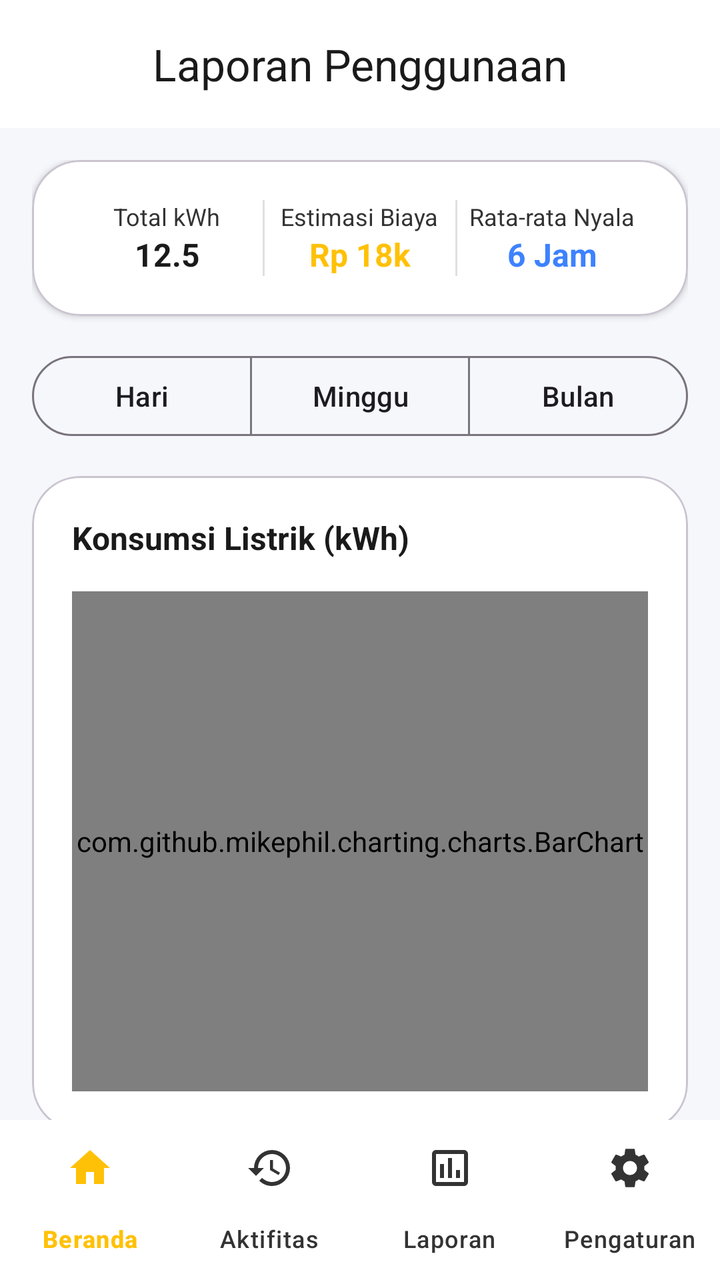
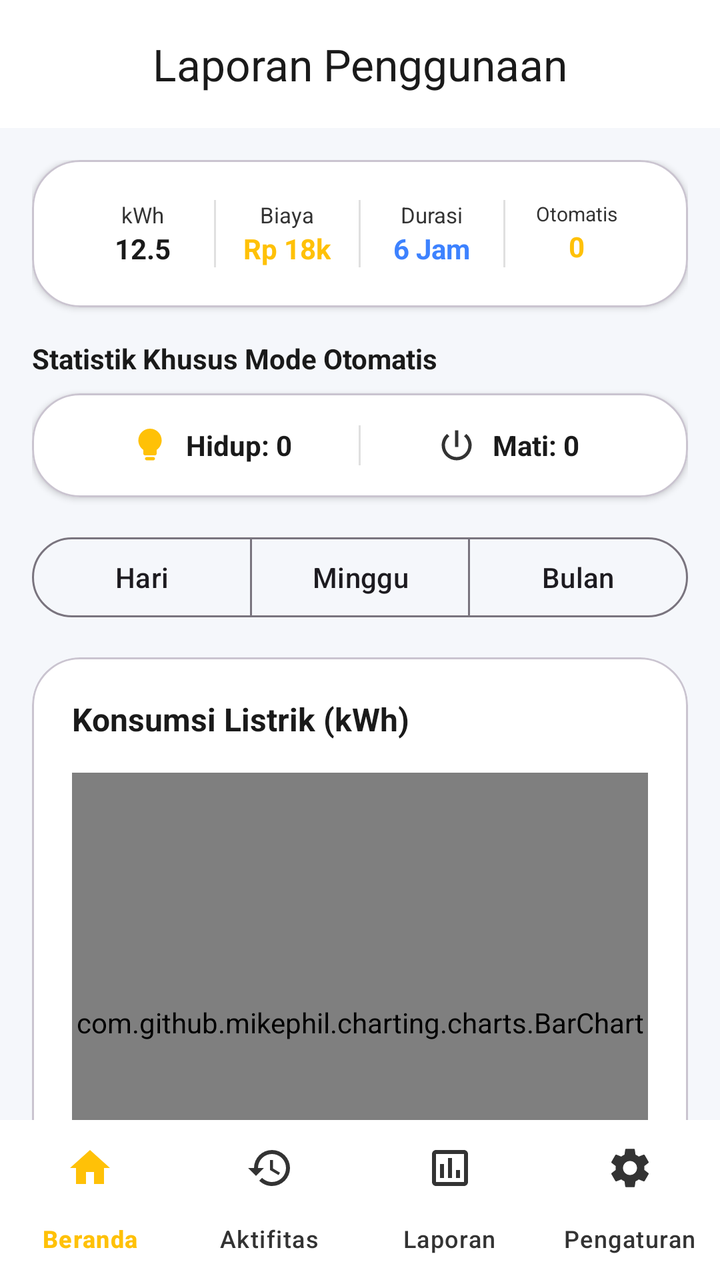

Screens rendered from an Android XML layout before and after an edit, with the pre-edit source and the edit as a unified diff.
<!-- AndroidManifest.xml: application theme Theme.ItProyek2 -->
<!-- res/layout/activity_report.xml -->
<?xml version="1.0" encoding="utf-8"?>
<androidx.constraintlayout.widget.ConstraintLayout xmlns:android="http://schemas.android.com/apk/res/android"
    xmlns:app="http://schemas.android.com/apk/res-auto"
    xmlns:tools="http://schemas.android.com/tools"
    android:layout_width="match_parent"
    android:layout_height="match_parent"
    android:background="@color/main_bg"
    tools:context=".ReportActivity">

    <com.google.android.material.appbar.AppBarLayout
        android:id="@+id/appBar"
        android:layout_width="match_parent"
        android:layout_height="wrap_content"
        android:background="@color/card_bg_custom"
        app:layout_constraintTop_toTopOf="parent">

        <com.google.android.material.appbar.MaterialToolbar
            android:layout_width="match_parent"
            android:layout_height="?attr/actionBarSize"
            app:title="Laporan Penggunaan"
            app:titleCentered="true"
            app:titleTextColor="@color/text_head" />
    </com.google.android.material.appbar.AppBarLayout>

    <androidx.core.widget.NestedScrollView
        android:layout_width="match_parent"
        android:layout_height="0dp"
        app:layout_constraintBottom_toTopOf="@id/bottomNav"
        app:layout_constraintTop_toBottomOf="@id/appBar">

        <LinearLayout
            android:layout_width="match_parent"
            android:layout_height="wrap_content"
            android:orientation="vertical"
            android:padding="16dp">

            
            <com.google.android.material.card.MaterialCardView
                android:layout_width="match_parent"
                android:layout_height="wrap_content"
                android:layout_marginBottom="16dp"
                app:cardBackgroundColor="@color/card_bg_custom"
                app:cardCornerRadius="24dp"
                app:cardElevation="2dp">

                <LinearLayout
                    android:layout_width="match_parent"
                    android:layout_height="wrap_content"
                    android:orientation="horizontal"
                    android:padding="20dp"
                    android:weightSum="3">

                    <LinearLayout
                        android:layout_width="0dp"
                        android:layout_height="wrap_content"
                        android:layout_weight="1"
                        android:gravity="center"
                        android:orientation="vertical">
                        <TextView
                            android:layout_width="wrap_content"
                            android:layout_height="wrap_content"
                            android:text="Total kWh"
                            android:textColor="@color/text_sub"
                            android:textSize="12sp" />
                        <TextView
                            android:id="@+id/tvTotalKwhReport"
                            android:layout_width="wrap_content"
                            android:layout_height="wrap_content"
                            android:text="12.5"
                            android:textColor="@color/text_head"
                            android:textSize="16sp"
                            android:textStyle="bold" />
                    </LinearLayout>

                    <View android:layout_width="1dp" android:layout_height="match_parent" android:background="@color/divider_color" />

                    <LinearLayout
                        android:layout_width="0dp"
                        android:layout_height="wrap_content"
                        android:layout_weight="1"
                        android:gravity="center"
                        android:orientation="vertical">
                        <TextView
                            android:layout_width="wrap_content"
                            android:layout_height="wrap_content"
                            android:text="Estimasi Biaya"
                            android:textColor="@color/text_sub"
                            android:textSize="12sp" />
                        <TextView
                            android:id="@+id/tvTotalCostReport"
                            android:layout_width="wrap_content"
                            android:layout_height="wrap_content"
                            android:text="Rp 18k"
                            android:textColor="@color/accent_yellow"
                            android:textSize="16sp"
                            android:textStyle="bold" />
                    </LinearLayout>

                    <View android:layout_width="1dp" android:layout_height="match_parent" android:background="@color/divider_color" />

                    <LinearLayout
                        android:layout_width="0dp"
                        android:layout_height="wrap_content"
                        android:layout_weight="1"
                        android:gravity="center"
                        android:orientation="vertical">
                        <TextView
                            android:layout_width="wrap_content"
                            android:layout_height="wrap_content"
                            android:text="Rata-rata Nyala"
                            android:textColor="@color/text_sub"
                            android:textSize="12sp" />
                        <TextView
                            android:id="@+id/tvAvgDurationReport"
                            android:layout_width="wrap_content"
                            android:layout_height="wrap_content"
                            android:text="6 Jam"
                            android:textColor="@color/primary_blue"
                            android:textSize="16sp"
                            android:textStyle="bold" />
                    </LinearLayout>
                </LinearLayout>
            </com.google.android.material.card.MaterialCardView>

            
            <com.google.android.material.button.MaterialButtonToggleGroup
                android:id="@+id/toggleGroupFilter"
                android:layout_width="match_parent"
                android:layout_height="wrap_content"
                android:layout_marginBottom="16dp"
                app:selectionRequired="true"
                app:singleSelection="true">
                <Button
                    android:id="@+id/btnDay"
                    style="@style/Widget.Material3.Button.OutlinedButton"
                    android:layout_width="0dp"
                    android:layout_height="wrap_content"
                    android:layout_weight="1"
                    android:text="Hari" />
                <Button
                    android:id="@+id/btnWeek"
                    style="@style/Widget.Material3.Button.OutlinedButton"
                    android:layout_width="0dp"
                    android:layout_height="wrap_content"
                    android:layout_weight="1"
                    android:text="Minggu" />
                <Button
                    android:id="@+id/btnMonth"
                    style="@style/Widget.Material3.Button.OutlinedButton"
                    android:layout_width="0dp"
                    android:layout_height="wrap_content"
                    android:layout_weight="1"
                    android:text="Bulan" />
            </com.google.android.material.button.MaterialButtonToggleGroup>

            
            <com.google.android.material.card.MaterialCardView
                android:layout_width="match_parent"
                android:layout_height="wrap_content"
                android:layout_marginBottom="16dp"
                app:cardBackgroundColor="@color/card_bg_custom"
                app:cardCornerRadius="24dp">

                <LinearLayout
                    android:layout_width="match_parent"
                    android:layout_height="wrap_content"
                    android:orientation="vertical"
                    android:padding="20dp">

                    <TextView
                        android:id="@+id/tvChartTitle"
                        android:layout_width="wrap_content"
                        android:layout_height="wrap_content"
                        android:text="Konsumsi Listrik (kWh)"
                        android:textColor="@color/text_head"
                        android:textSize="16sp"
                        android:textStyle="bold"
                        android:layout_marginBottom="16dp"/>

                    <com.github.mikephil.charting.charts.BarChart
                        android:id="@+id/barChart"
                        android:layout_width="match_parent"
                        android:layout_height="250dp" />
                </LinearLayout>
            </com.google.android.material.card.MaterialCardView>

            
            <com.google.android.material.card.MaterialCardView
                android:layout_width="match_parent"
                android:layout_height="wrap_content"
                app:cardBackgroundColor="@color/primary_blue"
                app:cardCornerRadius="24dp">
                <LinearLayout
                    android:layout_width="match_parent"
                    android:layout_height="wrap_content"
                    android:padding="20dp"
                    android:orientation="vertical">
                    <TextView
                        android:layout_width="wrap_content"
                        android:layout_height="wrap_content"
                        android:text="Ringkasan Laporan"
                        android:textColor="@color/white"
                        android:textStyle="bold"/>
                    <TextView
                        android:id="@+id/tvSummaryText"
                        android:layout_width="wrap_content"
                        android:layout_height="wrap_content"
                        android:layout_marginTop="8dp"
                        android:text="Penggunaan listrik kamu minggu ini turun 12% dibanding minggu lalu. Bagus!"
                        android:textColor="#E0E0E0"/>
                </LinearLayout>
            </com.google.android.material.card.MaterialCardView>

        </LinearLayout>
    </androidx.core.widget.NestedScrollView>

    <com.google.android.material.bottomnavigation.BottomNavigationView
        android:id="@+id/bottomNav"
        android:layout_width="match_parent"
        android:layout_height="80dp"
        android:background="@color/nav_bg"
        app:itemIconTint="@drawable/bottom_nav_color"
        app:itemTextColor="@drawable/bottom_nav_color"
        app:labelVisibilityMode="labeled"
        app:layout_constraintBottom_toBottomOf="parent"
        app:menu="@menu/bottom_menu" />

</androidx.constraintlayout.widget.ConstraintLayout>
<!-- resources referenced by this layout -->
<resources>
  <color name="accent_yellow">#FFC107</color>
  <color name="card_bg_custom">#FFFFFF</color>
  <color name="divider_color">#E0E0E0</color>
  <color name="main_bg">#F5F7FB</color>
  <color name="nav_bg">#FFFFFF</color>
  <color name="primary_blue">#3D82FF</color>
  <color name="text_head">#1A1A1A</color>
  <color name="text_sub">#333333</color>
  <color name="white">#FFFFFFFF</color>
  <!-- drawable bottom_nav_color (drawable) -->
  <?xml version="1.0" encoding="utf-8"?>
  <selector xmlns:android="http://schemas.android.com/apk/res/android">
      <item android:color="#FFC107" android:state_checked="true" />
      <item android:color="@color/text_sub" />
  </selector>
  <style name="Theme.ItProyek2" parent="Base.Theme.ItProyek2" />
  <style name="Base.Theme.ItProyek2" parent="Theme.Material3.DayNight.NoActionBar">
          <item name="colorPrimary">@color/primary_blue</item>
          <item name="android:statusBarColor">@android:color/transparent</item>
          <item name="android:windowLightStatusBar" tools:targetApi="m">true</item>
      </style>
</resources>

<!-- the commit's change to res/layout/activity_report.xml (unified diff, before → after) -->
@@ -48,7 +48,7 @@
                     android:layout_height="wrap_content"
                     android:orientation="horizontal"
                     android:padding="20dp"
-                    android:weightSum="3">
+                    android:weightSum="4">
 
                     <LinearLayout
                         android:layout_width="0dp"
@@ -59,16 +59,16 @@
                         <TextView
                             android:layout_width="wrap_content"
                             android:layout_height="wrap_content"
-                            android:text="Total kWh"
+                            android:text="kWh"
                             android:textColor="@color/text_sub"
-                            android:textSize="12sp" />
+                            android:textSize="11sp" />
                         <TextView
                             android:id="@+id/tvTotalKwhReport"
                             android:layout_width="wrap_content"
                             android:layout_height="wrap_content"
                             android:text="12.5"
                             android:textColor="@color/text_head"
-                            android:textSize="16sp"
+                            android:textSize="14sp"
                             android:textStyle="bold" />
                     </LinearLayout>
 
@@ -83,16 +83,16 @@
                         <TextView
                             android:layout_width="wrap_content"
                             android:layout_height="wrap_content"
-                            android:text="Estimasi Biaya"
+                            android:text="Biaya"
                             android:textColor="@color/text_sub"
-                            android:textSize="12sp" />
+                            android:textSize="11sp" />
                         <TextView
                             android:id="@+id/tvTotalCostReport"
                             android:layout_width="wrap_content"
                             android:layout_height="wrap_content"
                             android:text="Rp 18k"
                             android:textColor="@color/accent_yellow"
-                            android:textSize="16sp"
+                            android:textSize="14sp"
                             android:textStyle="bold" />
                     </LinearLayout>
 
@@ -107,17 +107,107 @@
                         <TextView
                             android:layout_width="wrap_content"
                             android:layout_height="wrap_content"
-                            android:text="Rata-rata Nyala"
+                            android:text="Durasi"
                             android:textColor="@color/text_sub"
-                            android:textSize="12sp" />
+                            android:textSize="11sp" />
                         <TextView
                             android:id="@+id/tvAvgDurationReport"
                             android:layout_width="wrap_content"
                             android:layout_height="wrap_content"
                             android:text="6 Jam"
                             android:textColor="@color/primary_blue"
-                            android:textSize="16sp"
+                            android:textSize="14sp"
                             android:textStyle="bold" />
+                    </LinearLayout>
+
+                    <View android:layout_width="1dp" android:layout_height="match_parent" android:background="@color/divider_color" />
+
+                    <LinearLayout
+                        android:layout_width="0dp"
+                        android:layout_height="wrap_content"
+                        android:layout_weight="1"
+                        android:gravity="center"
+                        android:orientation="vertical">
+                        <TextView
+                            android:layout_width="wrap_content"
+                            android:layout_height="wrap_content"
+                            android:text="Otomatis"
+                            android:textColor="@color/text_sub"
+                            android:textSize="10sp" />
+                        <TextView
+                            android:id="@+id/tvAutoLogCount"
+                            android:layout_width="wrap_content"
+                            android:layout_height="wrap_content"
+                            android:text="0"
+                            android:textColor="@color/accent_yellow"
+                            android:textSize="14sp"
+                            android:textStyle="bold" />
+                    </LinearLayout>
+                </LinearLayout>
+            </com.google.android.material.card.MaterialCardView>
+
+            
+            <TextView
+                android:layout_width="wrap_content"
+                android:layout_height="wrap_content"
+                android:layout_marginBottom="8dp"
+                android:text="Statistik Khusus Mode Otomatis"
+                android:textColor="@color/text_head"
+                android:textStyle="bold"
+                android:textSize="14sp"/>
+
+            
+            <com.google.android.material.card.MaterialCardView
+                android:layout_width="match_parent"
+                android:layout_height="wrap_content"
+                android:layout_marginBottom="16dp"
+                app:cardBackgroundColor="@color/card_bg_custom"
+                app:cardCornerRadius="24dp"
+                app:cardElevation="2dp">
+                <LinearLayout
+                    android:layout_width="match_parent"
+                    android:layout_height="wrap_content"
+                    android:orientation="horizontal"
+                    android:padding="16dp"
+                    android:weightSum="2">
+                    <LinearLayout
+                        android:layout_width="0dp"
+                        android:layout_height="wrap_content"
+                        android:layout_weight="1"
+                        android:gravity="center">
+                        <ImageView
+                            android:layout_width="20dp"
+                            android:layout_height="20dp"
+                            android:src="@drawable/ic_lamp_on"
+                            app:tint="@color/accent_yellow"/>
+                        <TextView
+                            android:id="@+id/tvCountHidup"
+                            android:layout_width="wrap_content"
+                            android:layout_height="wrap_content"
+                            android:layout_marginStart="8dp"
+                            android:text="Hidup: 0"
+                            android:textColor="@color/text_head"
+                            android:textStyle="bold"/>
+                    </LinearLayout>
+                    <View android:layout_width="1dp" android:layout_height="20dp" android:background="@color/divider_color" android:layout_gravity="center"/>
+                    <LinearLayout
+                        android:layout_width="0dp"
+                        android:layout_height="wrap_content"
+                        android:layout_weight="1"
+                        android:gravity="center">
+                        <ImageView
+                            android:layout_width="20dp"
+                            android:layout_height="20dp"
+                            android:src="@drawable/ic_power"
+                            app:tint="@color/text_sub"/>
+                        <TextView
+                            android:id="@+id/tvCountMati"
+                            android:layout_width="wrap_content"
+                            android:layout_height="wrap_content"
+                            android:layout_marginStart="8dp"
+                            android:text="Mati: 0"
+                            android:textColor="@color/text_head"
+                            android:textStyle="bold"/>
                     </LinearLayout>
                 </LinearLayout>
             </com.google.android.material.card.MaterialCardView>
@@ -185,31 +275,117 @@
             </com.google.android.material.card.MaterialCardView>
 
             
-            <com.google.android.material.card.MaterialCardView
-                android:layout_width="match_parent"
-                android:layout_height="wrap_content"
-                app:cardBackgroundColor="@color/primary_blue"
-                app:cardCornerRadius="24dp">
-                <LinearLayout
-                    android:layout_width="match_parent"
-                    android:layout_height="wrap_content"
-                    android:padding="20dp"
-                    android:orientation="vertical">
-                    <TextView
-                        android:layout_width="wrap_content"
-                        android:layout_height="wrap_content"
-                        android:text="Ringkasan Laporan"
-                        android:textColor="@color/white"
-                        android:textStyle="bold"/>
-                    <TextView
-                        android:id="@+id/tvSummaryText"
-                        android:layout_width="wrap_content"
-                        android:layout_height="wrap_content"
-                        android:layout_marginTop="8dp"
-                        android:text="Penggunaan listrik kamu minggu ini turun 12% dibanding minggu lalu. Bagus!"
-                        android:textColor="#E0E0E0"/>
-                </LinearLayout>
-            </com.google.android.material.card.MaterialCardView>
+            <TextView
+                android:layout_width="wrap_content"
+                android:layout_height="wrap_content"
+                android:layout_marginTop="16dp"
+                android:text="Riwayat Sensor Otomatis"
+                android:textColor="@color/text_head"
+                android:textStyle="bold"
+                android:textSize="16sp"/>
+
+            
+            <LinearLayout
+                android:layout_width="match_parent"
+                android:layout_height="wrap_content"
+                android:orientation="horizontal"
+                android:padding="12dp"
+                android:layout_marginTop="8dp"
+                android:background="@drawable/status_bg_dark"
+                android:weightSum="3">
+                <TextView
+                    android:layout_width="0dp"
+                    android:layout_height="wrap_content"
+                    android:layout_weight="1"
+                    android:text="Waktu"
+                    android:textColor="@color/white"
+                    android:textStyle="bold"
+                    android:textSize="12sp"/>
+                <TextView
+                    android:layout_width="0dp"
+                    android:layout_height="wrap_content"
+                    android:layout_weight="1"
+                    android:text="Aksi"
+                    android:gravity="center"
+                    android:textColor="@color/white"
+                    android:textStyle="bold"
+                    android:textSize="12sp"/>
+                <TextView
+                    android:layout_width="0dp"
+                    android:layout_height="wrap_content"
+                    android:layout_weight="1"
+                    android:text="Cahaya (Lm)"
+                    android:gravity="end"
+                    android:textColor="@color/white"
+                    android:textStyle="bold"
+                    android:textSize="12sp"/>
+            </LinearLayout>
+
+            <androidx.recyclerview.widget.RecyclerView
+                android:id="@+id/rvAutoLogs"
+                android:layout_width="match_parent"
+                android:layout_height="wrap_content"
+                android:nestedScrollingEnabled="false"
+                tools:listitem="@layout/item_auto_log"/>
+
+            
+            <LinearLayout
+                android:id="@+id/layoutPagination"
+                android:layout_width="match_parent"
+                android:layout_height="wrap_content"
+                android:orientation="horizontal"
+                android:gravity="center"
+                android:layout_marginTop="8dp"
+                android:layout_marginBottom="16dp">
+
+                <com.google.android.material.button.MaterialButton
+                    android:id="@+id/btnPrevPage"
+                    style="@style/Widget.Material3.Button.TextButton"
+                    android:layout_width="wrap_content"
+                    android:layout_height="wrap_content"
+                    android:text="Sblmnya"
+                    app:icon="@drawable/ic_history" />
+
+                <TextView
+                    android:id="@+id/tvPageInfo"
+                    android:layout_width="wrap_content"
+                    android:layout_height="wrap_content"
+                    android:layout_marginHorizontal="16dp"
+                    android:text="Hal 1"
+                    android:textColor="@color/text_head"
+                    android:textStyle="bold" />
+
+                <com.google.android.material.button.MaterialButton
+                    android:id="@+id/btnNextPage"
+                    style="@style/Widget.Material3.Button.TextButton"
+                    android:layout_width="wrap_content"
+                    android:layout_height="wrap_content"
+                    android:text="Brktnya"
+                    app:icon="@drawable/ic_history"
+                    app:iconGravity="end" />
+            </LinearLayout>
+
+            
+            <TextView
+                android:id="@+id/tvEmptyLog"
+                android:layout_width="match_parent"
+                android:layout_height="wrap_content"
+                android:padding="20dp"
+                android:text="Belum ada aktivitas sensor untuk periode ini."
+                android:textColor="@color/text_sub"
+                android:gravity="center"
+                android:visibility="gone"/>
+
+            <com.google.android.material.button.MaterialButton
+                android:id="@+id/btnDownloadPdf"
+                style="@style/Widget.Material3.Button.Icon"
+                android:layout_width="match_parent"
+                android:layout_height="60dp"
+                android:layout_marginTop="8dp"
+                android:layout_marginBottom="32dp"
+                android:text="@string/download_pdf"
+                app:icon="@drawable/ic_history"
+                app:cornerRadius="16dp" />
 
         </LinearLayout>
     </androidx.core.widget.NestedScrollView>
@@ -226,3 +402,100 @@
         app:menu="@menu/bottom_menu" />
 
 </androidx.constraintlayout.widget.ConstraintLayout>
+<!-- res/layout/item_auto_log.xml (included above) -->
+<?xml version="1.0" encoding="utf-8"?>
+<com.google.android.material.card.MaterialCardView xmlns:android="http://schemas.android.com/apk/res/android"
+    xmlns:app="http://schemas.android.com/apk/res-auto"
+    android:layout_width="match_parent"
+    android:layout_height="wrap_content"
+    android:layout_marginBottom="8dp"
+    app:cardBackgroundColor="@color/card_bg_custom"
+    app:cardCornerRadius="16dp"
+    app:cardElevation="0dp"
+    app:strokeColor="@color/divider_color"
+    app:strokeWidth="1dp">
+
+    <LinearLayout
+        android:layout_width="match_parent"
+        android:layout_height="wrap_content"
+        android:orientation="horizontal"
+        android:padding="12dp"
+        android:baselineAligned="false"
+        android:weightSum="3">
+
+        
+        <LinearLayout
+            android:layout_width="0dp"
+            android:layout_height="wrap_content"
+            android:layout_weight="1"
+            android:orientation="vertical">
+            <TextView
+                android:layout_width="wrap_content"
+                android:layout_height="wrap_content"
+                android:text="Waktu"
+                android:textColor="@color/text_sub"
+                android:textSize="10sp" />
+            <TextView
+                android:id="@+id/tvActionTime"
+                android:layout_width="wrap_content"
+                android:layout_height="wrap_content"
+                android:text="12 Mei, 18:30"
+                android:textColor="@color/text_head"
+                android:textSize="12sp"
+                android:textStyle="bold" />
+        </LinearLayout>
+
+        
+        <LinearLayout
+            android:layout_width="0dp"
+            android:layout_height="wrap_content"
+            android:layout_weight="1"
+            android:gravity="center_horizontal"
+            android:orientation="vertical">
+            <TextView
+                android:layout_width="wrap_content"
+                android:layout_height="wrap_content"
+                android:text="Aksi"
+                android:textColor="@color/text_sub"
+                android:textSize="10sp" />
+            <TextView
+                android:id="@+id/tvActionTitle"
+                android:layout_width="wrap_content"
+                android:layout_height="wrap_content"
+                android:text="HIDUP"
+                android:textColor="@color/accent_yellow"
+                android:textSize="12sp"
+                android:textStyle="bold" />
+        </LinearLayout>
+
+        
+        <LinearLayout
+            android:layout_width="0dp"
+            android:layout_height="wrap_content"
+            android:layout_weight="1"
+            android:gravity="end"
+            android:orientation="vertical">
+            <TextView
+                android:layout_width="wrap_content"
+                android:layout_height="wrap_content"
+                android:text="Cahaya (Lm)"
+                android:textColor="@color/text_sub"
+                android:textSize="10sp" />
+            <TextView
+                android:id="@+id/tvLumenValue"
+                android:layout_width="wrap_content"
+                android:layout_height="wrap_content"
+                android:text="250 Lm"
+                android:textColor="@color/primary_blue"
+                android:textSize="12sp"
+                android:textStyle="bold" />
+            <TextView
+                android:id="@+id/tvWattValue"
+                android:layout_width="wrap_content"
+                android:layout_height="wrap_content"
+                android:text="15.5 W"
+                android:textColor="@color/text_sub"
+                android:textSize="10sp" />
+        </LinearLayout>
+    </LinearLayout>
+</com.google.android.material.card.MaterialCardView>
<!-- resource entries referenced after the edit -->
@@ -15,7 +15,46 @@
       <item android:color="#FFC107" android:state_checked="true" />
       <item android:color="@color/text_sub" />
   </selector>
+  <!-- drawable ic_history (drawable) -->
+  <vector xmlns:android="http://schemas.android.com/apk/res/android"
+      android:width="24dp"
+      android:height="24dp"
+      android:viewportWidth="24"
+      android:viewportHeight="24">
+      <path
+          android:fillColor="#FF000000"
+          android:pathData="M13,3A9,9 0 0,0 4,12H1L4.89,15.89L4.96,16.03L9,12H6A7,7 0 0,1 13,5A7,7 0 0,1 20,12A7,7 0 0,1 13,19C11.07,19 9.32,18.21 8.06,16.94L6.64,18.36C8.27,20 10.5,21 13,21A9,9 0 0,0 22,12A9,9 0 0,0 13,3M12,8V13L16.28,15.54L17,14.33L13.5,12.25V8H12Z" />
+  </vector>
+  <!-- drawable ic_lamp_on (drawable) -->
+  <?xml version="1.0" encoding="utf-8"?>
+  <vector xmlns:android="http://schemas.android.com/apk/res/android"
+      android:width="24dp"
+      android:height="24dp"
+      android:viewportWidth="24"
+      android:viewportHeight="24">
+      <path
+          android:fillColor="#FFD700"
+          android:pathData="M12,2C8.14,2 5,5.14 5,9c0,2.38 1.19,4.47 3,5.74V17c0,0.55 0.45,1 1,1h6c0.55,0 1,-0.45 1,-1v-2.26c1.81,-1.27 3,-3.36 3,-5.74 0,-3.86 -3.14,-7 -7,-7zM9,20c0,0.55 0.45,1 1,1h4c0.55,0 1,-0.45 1,-1s-0.45,-1 -1,-1h-4c-0.55,0 -1,0.45 -1,1z" />
+  </vector>
+  <!-- drawable ic_power (drawable) -->
+  <vector xmlns:android="http://schemas.android.com/apk/res/android"
+      android:width="24dp"
+      android:height="24dp"
+      android:viewportWidth="24"
+      android:viewportHeight="24">
+      <path
+          android:fillColor="#FF000000"
+          android:pathData="M13,3H11V13H13V3M17.83,5.17L16.41,6.59C18.05,7.91 19,9.9 19,12A7,7 0 0,1 12,19A7,7 0 0,1 5,12C5,9.91 5.95,7.91 7.58,6.58L6.17,5.17C4.23,6.82 3,9.26 3,12A9,9 0 0,0 12,21A9,9 0 0,0 21,12C21,9.26 19.77,6.82 17.83,5.17Z" />
+  </vector>
+  <!-- drawable status_bg_dark (drawable) -->
+  <?xml version="1.0" encoding="utf-8"?>
+  <shape xmlns:android="http://schemas.android.com/apk/res/android">
+      <solid android:color="@color/unselected_dark" />
+      <corners android:radius="14dp" />
+  </shape>
+  <string name="download_pdf">Unduh Laporan PDF</string>
   <style name="Theme.ItProyek2" parent="Base.Theme.ItProyek2" />
+  <color name="unselected_dark">#25252D</color>
   <style name="Base.Theme.ItProyek2" parent="Theme.Material3.DayNight.NoActionBar">
           <item name="colorPrimary">@color/primary_blue</item>
           <item name="android:statusBarColor">@android:color/transparent</item>
